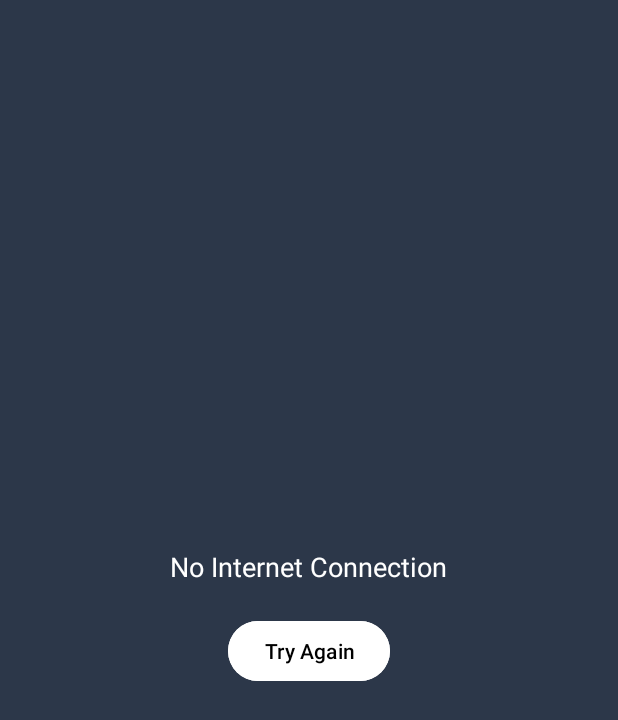
After one commit to devv-abubakar/Brain-Fusion, an Android app: the layout activity_no_internet.xml on its own in the app's theme, with its tools: preview values and no code run, on a phone screen of 412 x 824 dp. The commit adds this screen. Shown: the top 720 px of the screen. Run offline under Robolectric (Android 15) with nearby library versions, the phone set to English and light mode, and no system bars.

Commit message:
Added Internet Connectivity Checker

```diff
--- a/app/src/main/java/devv/abubakar/brainfusion/Splash.kt
+++ b/app/src/main/java/devv/abubakar/brainfusion/Splash.kt
@@ -18,6 +18,7 @@ class Splash : AppCompatActivity() {
             val mainIntent = Intent(this@Splash, MainActivity::class.java)
             startActivity(mainIntent)
             finish()
+
         }, splashDelay)
     }
 }
--- /dev/null
+++ b/app/src/main/res/layout/activity_no_internet.xml
@@ -0,0 +1,29 @@
+<?xml version="1.0" encoding="utf-8"?>
+<RelativeLayout xmlns:android="http://schemas.android.com/apk/res/android"
+    xmlns:tools="http://schemas.android.com/tools"
+    android:layout_width="match_parent"
+    android:layout_height="match_parent"
+    android:gravity="center"
+    tools:context=".NoInternetActivity">
+
+    <TextView
+        android:id="@+id/textMessage"
+        android:layout_width="wrap_content"
+        android:layout_height="wrap_content"
+        android:layout_centerHorizontal="true"
+        android:layout_centerVertical="true"
+        android:text="@string/no_internet_connection"
+        android:textColor="@color/white"
+        android:textSize="18sp" />
+
+    <com.google.android.material.button.MaterialButton
+        android:layout_width="wrap_content"
+        android:layout_height="wrap_content"
+        android:layout_below="@+id/textMessage"
+        android:layout_centerHorizontal="true"
+        android:layout_marginTop="20dp"
+        android:backgroundTint="@color/white"
+        android:text="@string/try_again"
+        android:textColor="@color/black" />
+
+</RelativeLayout>
--- a/app/src/main/res/values/strings.xml
+++ b/app/src/main/res/values/strings.xml
@@ -8,4 +8,6 @@
     <string name="user_earning">Points: </string>
     <string name="premium_text">Access all features just on one click!</string>
     <string name="btn_get_premium">Get Premium</string>
+    <string name="no_internet_connection">No Internet Connection</string>
+    <string name="try_again">Try Again</string>
 </resources>
```
Also changed, not shown: app/src/main/AndroidManifest.xml (+9 -3 lines), app/src/main/java/devv/abubakar/brainfusion/MainActivity.kt (+12 -4 lines), app/src/main/java/devv/abubakar/brainfusion/NetworkUtils.kt (added, +12 -0 lines), app/src/main/java/devv/abubakar/brainfusion/NoInternetActivity.kt (added, +11 -0 lines).
